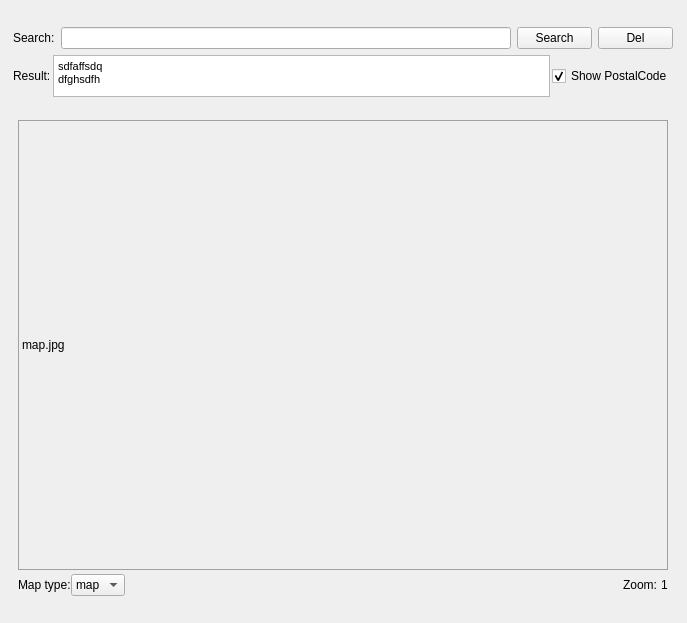
First picture: the form in form.ui, repository Hamjoshua/YL_Maps_API, before the edit.
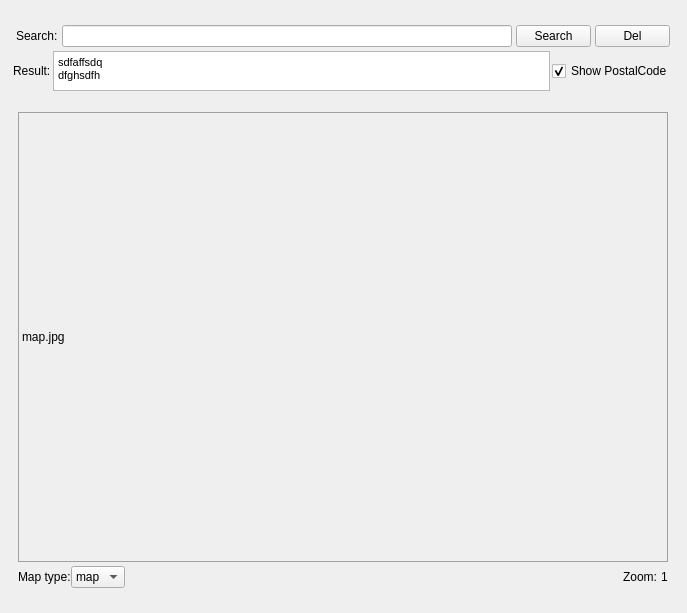
Second picture: the form after the edit.

Commit message:
Исправлены ошибки с передвижением центра карты, скоректировано изменение масштабов карты, оптимизировано отображение PostalCode, продолжена работа над обработкой запросов пользователя и вывода их  результатов, почищен код...
Исправлены ошибки с передвижением центра карты, скоректировано изменение масштабов карты, оптимизировано отображение PostalCode, продолжена работа над обработкой запросов пользователя и вывода их  результатов, почищен код...

Patch:
```diff
--- a/form.ui
+++ b/form.ui
@@ -7,7 +7,7 @@
     <x>0</x>
     <y>0</y>
     <width>687</width>
-    <height>623</height>
+    <height>613</height>
    </rect>
   </property>
   <property name="windowTitle">
@@ -21,6 +21,9 @@
     </sizepolicy>
    </property>
    <layout class="QVBoxLayout" name="verticalLayout" stretch="0,0,0,0,0,0">
+    <property name="spacing">
+     <number>4</number>
+    </property>
     <property name="bottomMargin">
      <number>9</number>
     </property>
@@ -179,7 +182,7 @@
         <property name="maximumSize">
          <size>
           <width>16777215</width>
-          <height>42</height>
+          <height>40</height>
          </size>
         </property>
         <property name="html">
```
Left out of the diff: 3 changed lines with no effect on the pictures. The commit also changes 1 other file.
